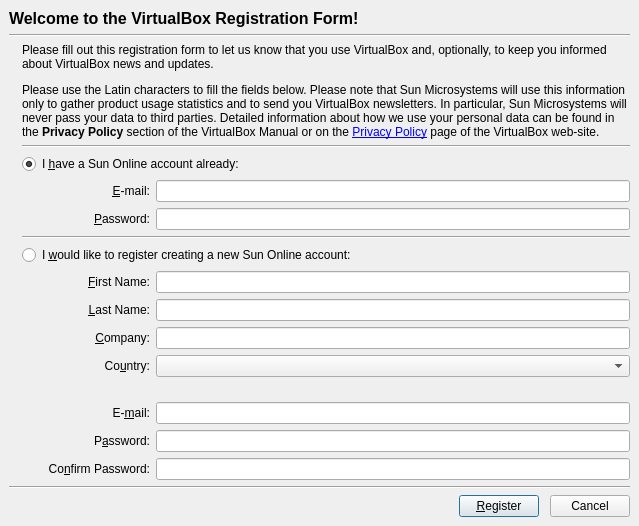
Before: the Qt Designer form vbox/src/VBox/Frontends/VirtualBox/ui/VBoxRegistrationDlg.ui in jljuxgm/vboxgit, drawn with Qt 5.
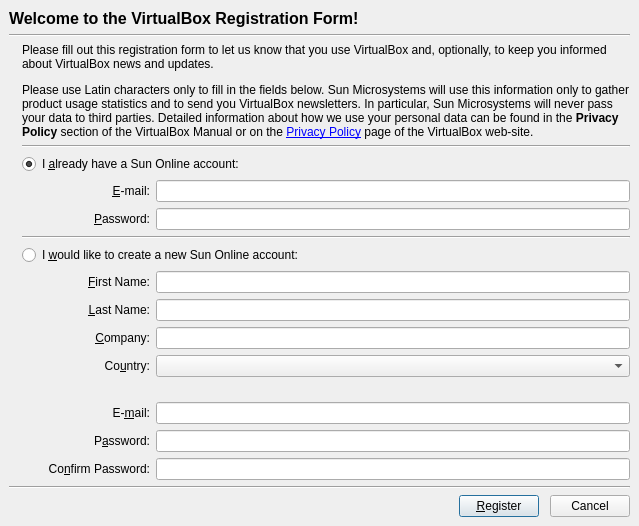
After: the same form once the commit is applied. Icons and pictures are not drawn. Custom widgets are drawn as their Qt base class.

```diff
--- a/vbox/src/VBox/Frontends/VirtualBox/ui/VBoxRegistrationDlg.ui
+++ b/vbox/src/VBox/Frontends/VirtualBox/ui/VBoxRegistrationDlg.ui
@@ -105,7 +105,7 @@
           </size>
          </property>
          <property name="text" >
-          <string>&lt;p&gt;Please fill out this registration form to let us know that you use VirtualBox and, optionally, to keep you informed about VirtualBox news and updates.&lt;/p&gt;&lt;p&gt;Please use the Latin characters to fill the fields below. Please note that Sun Microsystems will use this information only to gather product usage statistics and to send you VirtualBox newsletters. In particular, Sun Microsystems will never pass your data to third parties. Detailed information about how we use your personal data can be found in the &lt;b&gt;Privacy Policy&lt;/b&gt; section of the VirtualBox Manual or on the &lt;a href=http://www.virtualbox.org/wiki/PrivacyPolicy&gt;Privacy Policy&lt;/a&gt; page of the VirtualBox web-site.&lt;/p&gt;</string>
+          <string>&lt;p&gt;Please fill out this registration form to let us know that you use VirtualBox and, optionally, to keep you informed about VirtualBox news and updates.&lt;/p&gt;&lt;p&gt;Please use Latin characters only to fill in  the fields below. Sun Microsystems will use this information only to gather product usage statistics and to send you VirtualBox newsletters. In particular, Sun Microsystems will never pass your data to third parties. Detailed information about how we use your personal data can be found in the &lt;b&gt;Privacy Policy&lt;/b&gt; section of the VirtualBox Manual or on the &lt;a href=http://www.virtualbox.org/wiki/PrivacyPolicy&gt;Privacy Policy&lt;/a&gt; page of the VirtualBox web-site.&lt;/p&gt;</string>
          </property>
          <property name="wordWrap" >
           <bool>true</bool>
@@ -122,7 +122,7 @@
        <item row="4" column="1" colspan="3" >
         <widget class="QRadioButton" name="mRbOld" >
          <property name="text" >
-          <string>I &amp;have a Sun Online account already:</string>
+          <string>I &amp;already have a Sun Online account:</string>
          </property>
          <property name="checked" >
           <bool>true</bool>
@@ -198,7 +198,7 @@
        <item row="8" column="1" colspan="3" >
         <widget class="QRadioButton" name="mRbNew" >
          <property name="text" >
-          <string>I &amp;would like to register creating a new Sun Online account:</string>
+          <string>I &amp;would like to create a new Sun Online account:</string>
          </property>
         </widget>
        </item>
```
Left out of the diff: 4 changed lines with no effect on the pictures.
